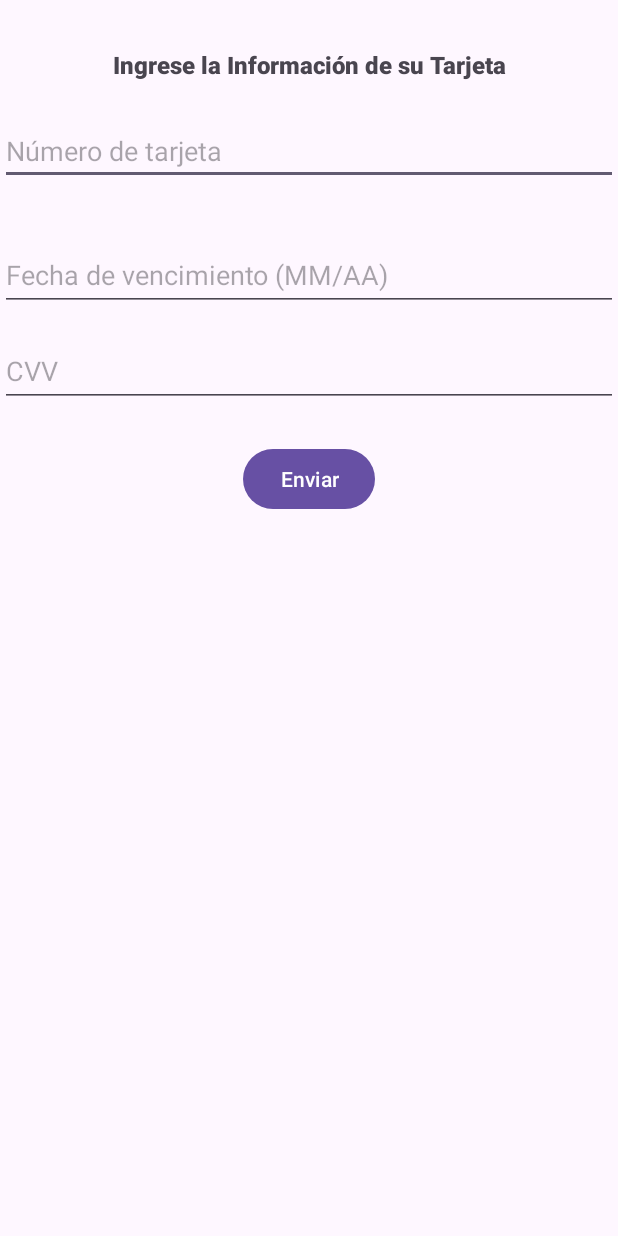
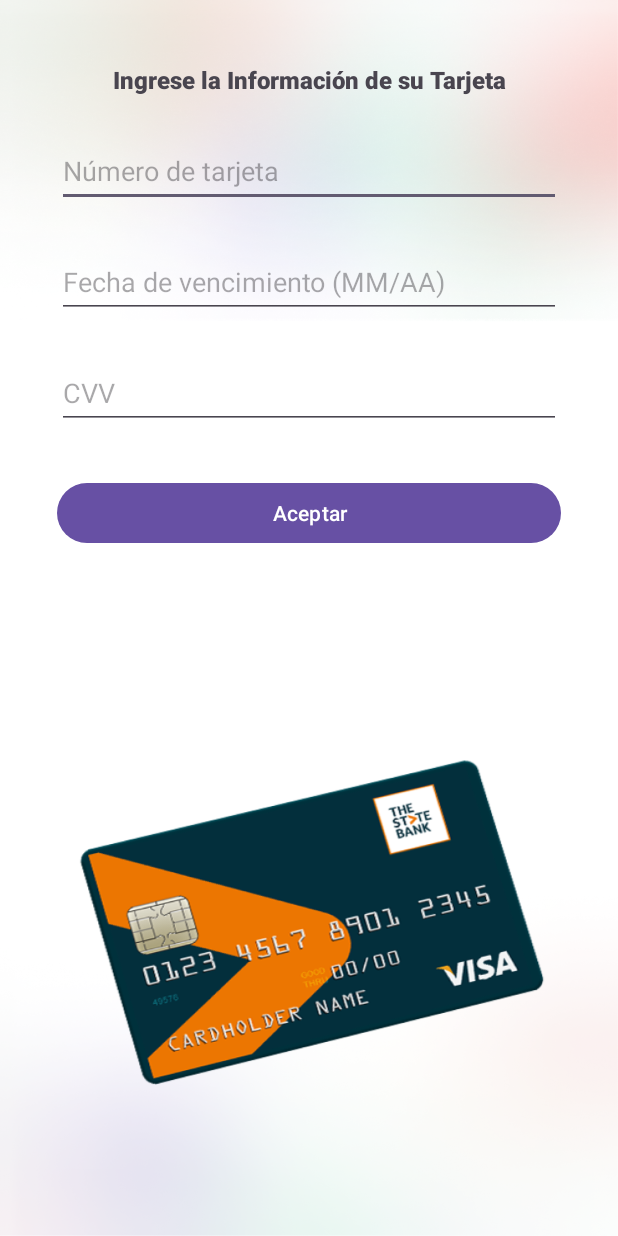
Before and after one commit to brigittev0/AppMinimarketBora, an Android app: the fragment metodoPagoTarjetaFragment shown on its own in the app's theme, on a phone screen of 412 x 824 dp. Run offline under Robolectric (Android 15) with nearby library versions, the light colour scheme and no system bars.

Commit message:
diseño y metodo de pago

```diff
--- a/app/build.gradle.kts
+++ b/app/build.gradle.kts
@@ -48,4 +48,9 @@ dependencies {
     implementation ("com.google.code.gson:gson:2.8.6")
     //Glide
     implementation("com.github.bumptech.glide:glide:4.16.0")
+    // Firebase Authentication
+    implementation ("com.google.firebase:firebase-auth:21.0.1")
+
+    // Google Play services - Authentication
+    implementation ("com.google.android.gms:play-services-auth:19.2.0")
 }
--- a/app/src/main/java/pe/edu/idat/appborabora/metodoPagoTarjetaFragment.java
+++ /dev/null
@@ -1,64 +0,0 @@
-package pe.edu.idat.appborabora;
-
-import android.os.Bundle;
-
-import androidx.fragment.app.Fragment;
-
-import android.view.LayoutInflater;
-import android.view.View;
-import android.view.ViewGroup;
-
-/**
- * A simple {@link Fragment} subclass.
- * Use the {@link metodoPagoTarjetaFragment#newInstance} factory method to
- * create an instance of this fragment.
- */
-public class metodoPagoTarjetaFragment extends Fragment {
-
-    // TODO: Rename parameter arguments, choose names that match
-    // the fragment initialization parameters, e.g. ARG_ITEM_NUMBER
-    private static final String ARG_PARAM1 = "param1";
-    private static final String ARG_PARAM2 = "param2";
-
-    // TODO: Rename and change types of parameters
-    private String mParam1;
-    private String mParam2;
-
-    public metodoPagoTarjetaFragment() {
-        // Required empty public constructor
-    }
-
-    /**
-     * Use this factory method to create a new instance of
-     * this fragment using the provided parameters.
-     *
-     * @param param1 Parameter 1.
-     * @param param2 Parameter 2.
-     * @return A new instance of fragment metodoPagoTarjetaFragment.
-     */
-    // TODO: Rename and change types and number of parameters
-    public static metodoPagoTarjetaFragment newInstance(String param1, String param2) {
-        metodoPagoTarjetaFragment fragment = new metodoPagoTarjetaFragment();
-        Bundle args = new Bundle();
-        args.putString(ARG_PARAM1, param1);
-        args.putString(ARG_PARAM2, param2);
-        fragment.setArguments(args);
-        return fragment;
-    }
-
-    @Override
-    public void onCreate(Bundle savedInstanceState) {
-        super.onCreate(savedInstanceState);
-        if (getArguments() != null) {
-            mParam1 = getArguments().getString(ARG_PARAM1);
-            mParam2 = getArguments().getString(ARG_PARAM2);
-        }
-    }
-
-    @Override
-    public View onCreateView(LayoutInflater inflater, ViewGroup container,
-                             Bundle savedInstanceState) {
-        // Inflate the layout for this fragment
-        return inflater.inflate(R.layout.fragment_metodo_pago_tarjeta, container, false);
-    }
-}
--- a/app/src/main/java/pe/edu/idat/appborabora/view/fragments/MetodoPagoFragment.java
+++ b/app/src/main/java/pe/edu/idat/appborabora/view/fragments/MetodoPagoFragment.java
@@ -34,6 +34,7 @@ public class MetodoPagoFragment extends Fragment {
             @Override
             public void onClick(View v) {
                 Snackbar.make(v, "Elección guardada", Snackbar.LENGTH_SHORT).show();
+                Navigation.findNavController(v).navigate(R.id.compraFragment);
             }
         });
 
--- /dev/null
+++ b/app/src/main/res/drawable/baseline_logout_24.xml
@@ -0,0 +1,5 @@
+<vector android:autoMirrored="true" android:height="24dp"
+    android:tint="#000000" android:viewportHeight="24"
+    android:viewportWidth="24" android:width="24dp" xmlns:android="http://schemas.android.com/apk/res/android">
+    <path android:fillColor="@android:color/white" android:pathData="M17,7l-1.41,1.41L18.17,11H8v2h10.17l-2.58,2.58L17,17l5,-5zM4,5h8V3H4c-1.1,0 -2,0.9 -2,2v14c0,1.1 0.9,2 2,2h8v-2H4V5z"/>
+</vector>
--- a/app/src/main/res/layout/fragment_metodo_pago_tarjeta.xml
+++ b/app/src/main/res/layout/fragment_metodo_pago_tarjeta.xml
@@ -4,60 +4,60 @@
     xmlns:tools="http://schemas.android.com/tools"
     android:layout_width="match_parent"
     android:layout_height="match_parent"
-    tools:context=".metodoPagoTarjetaFragment">
+    android:background="@drawable/fondo_tarjeta"
+    tools:context=".view.fragments.metodoPagoTarjetaFragment">
 
     <EditText
         android:id="@+id/cardNumber"
         android:layout_width="0dp"
         android:layout_height="wrap_content"
-        android:layout_marginTop="24dp"
+        android:layout_marginTop="26dp"
         android:hint="Número de tarjeta"
         android:inputType="number"
-        app:layout_constraintEnd_toEndOf="parent"
-        app:layout_constraintHorizontal_bias="0.0"
-        app:layout_constraintStart_toStartOf="parent"
+        android:minHeight="48dp"
+        app:layout_constraintEnd_toStartOf="@+id/guideline12"
+        app:layout_constraintStart_toStartOf="@+id/guideline11"
         app:layout_constraintTop_toBottomOf="@+id/textView19" />
 
     <EditText
         android:id="@+id/expiryDate"
         android:layout_width="0dp"
         android:layout_height="wrap_content"
-        android:layout_marginTop="36dp"
+        android:layout_marginTop="26dp"
         android:hint="Fecha de vencimiento (MM/AA)"
-        android:inputType="number"
+        android:inputType="number|text"
         android:minHeight="48dp"
-        app:layout_constraintEnd_toEndOf="parent"
-        app:layout_constraintHorizontal_bias="0.0"
-        app:layout_constraintStart_toStartOf="parent"
+        app:layout_constraintEnd_toStartOf="@+id/guideline12"
+        app:layout_constraintStart_toStartOf="@+id/guideline11"
         app:layout_constraintTop_toBottomOf="@+id/cardNumber" />
 
     <EditText
         android:id="@+id/cvv"
         android:layout_width="0dp"
         android:layout_height="wrap_content"
-        android:layout_marginTop="16dp"
+        android:layout_marginTop="26dp"
         android:hint="CVV"
-        android:inputType="numberPassword"
+        android:inputType="text"
         android:minHeight="48dp"
-        app:layout_constraintEnd_toEndOf="parent"
-        app:layout_constraintStart_toStartOf="parent"
+        app:layout_constraintEnd_toStartOf="@+id/guideline12"
+        app:layout_constraintStart_toStartOf="@+id/guideline11"
         app:layout_constraintTop_toBottomOf="@+id/expiryDate" />
 
     <Button
-        android:id="@+id/submit"
-        android:layout_width="wrap_content"
+        android:id="@+id/btnaceptar"
+        android:layout_width="0dp"
         android:layout_height="wrap_content"
-        android:layout_marginTop="24dp"
-        android:text="Enviar"
-        app:layout_constraintEnd_toEndOf="parent"
-        app:layout_constraintStart_toStartOf="parent"
+        android:layout_marginTop="32dp"
+        android:text="@string/btnaceptar"
+        app:layout_constraintEnd_toStartOf="@+id/guideline12"
+        app:layout_constraintStart_toStartOf="@+id/guideline11"
         app:layout_constraintTop_toBottomOf="@+id/cvv" />
 
     <TextView
         android:id="@+id/textView19"
         android:layout_width="wrap_content"
         android:layout_height="wrap_content"
-        android:layout_marginTop="32dp"
+        android:layout_marginTop="42dp"
         android:fontFamily="sans-serif-medium"
         android:text="@string/infotarjecta"
         android:textSize="16sp"
@@ -66,4 +66,18 @@
         app:layout_constraintStart_toStartOf="parent"
         app:layout_constraintTop_toTopOf="parent" />
 
+    <androidx.constraintlayout.widget.Guideline
+        android:id="@+id/guideline11"
+        android:layout_width="wrap_content"
+        android:layout_height="wrap_content"
+        android:orientation="vertical"
+        app:layout_constraintGuide_begin="38dp" />
+
+    <androidx.constraintlayout.widget.Guideline
+        android:id="@+id/guideline12"
+        android:layout_width="wrap_content"
+        android:layout_height="wrap_content"
+        android:orientation="vertical"
+        app:layout_constraintGuide_end="38dp" />
+
 </androidx.constraintlayout.widget.ConstraintLayout>
--- a/app/src/main/res/navigation/mobile_navigation.xml
+++ b/app/src/main/res/navigation/mobile_navigation.xml
@@ -41,7 +41,7 @@
         tools:layout="@layout/fragment_metodo_pago" />
     <fragment
         android:id="@+id/metodoPagoTarjetaFragment"
-        android:name="pe.edu.idat.appborabora.metodoPagoTarjetaFragment"
+        android:name="pe.edu.idat.appborabora.view.fragments.metodoPagoTarjetaFragment"
         android:label="Tarjeta"
         tools:layout="@layout/fragment_metodo_pago_tarjeta" />
 </navigation>
--- a/app/src/main/res/values/strings.xml
+++ b/app/src/main/res/values/strings.xml
@@ -60,4 +60,5 @@
     <string name="tarjeta">Tarjeta de Credito</string>
     <string name="TIENDA">Recojo en tienda</string>
     <string name="infotarjecta">Ingrese la Información de su Tarjeta</string>
+    <string name="btnaceptar">Aceptar</string>
 </resources>
```
Also changed, not shown: app/src/main/java/pe/edu/idat/appborabora/view/activities/HomeActivity.java (+28 -3 lines), app/src/main/java/pe/edu/idat/appborabora/view/fragments/metodoPagoTarjetaFragment.java (added, +61 -0 lines), app/src/main/res/menu/activity_main_drawer.xml (+25 -1 lines), app/src/main/res/drawable/fondo_tarjeta.png (added).
